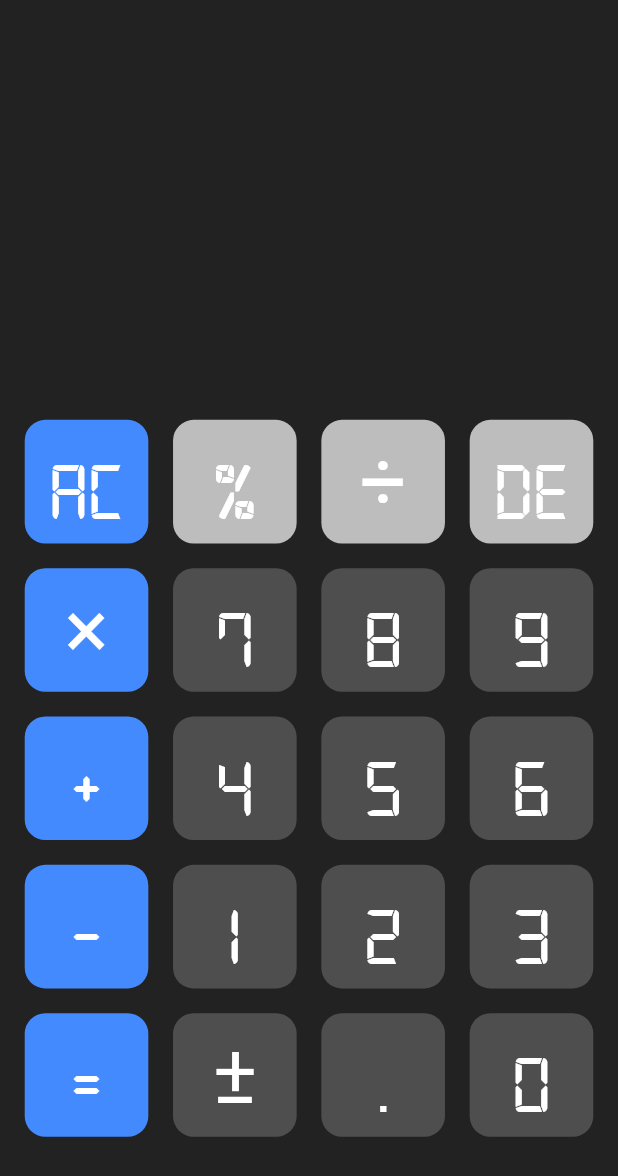
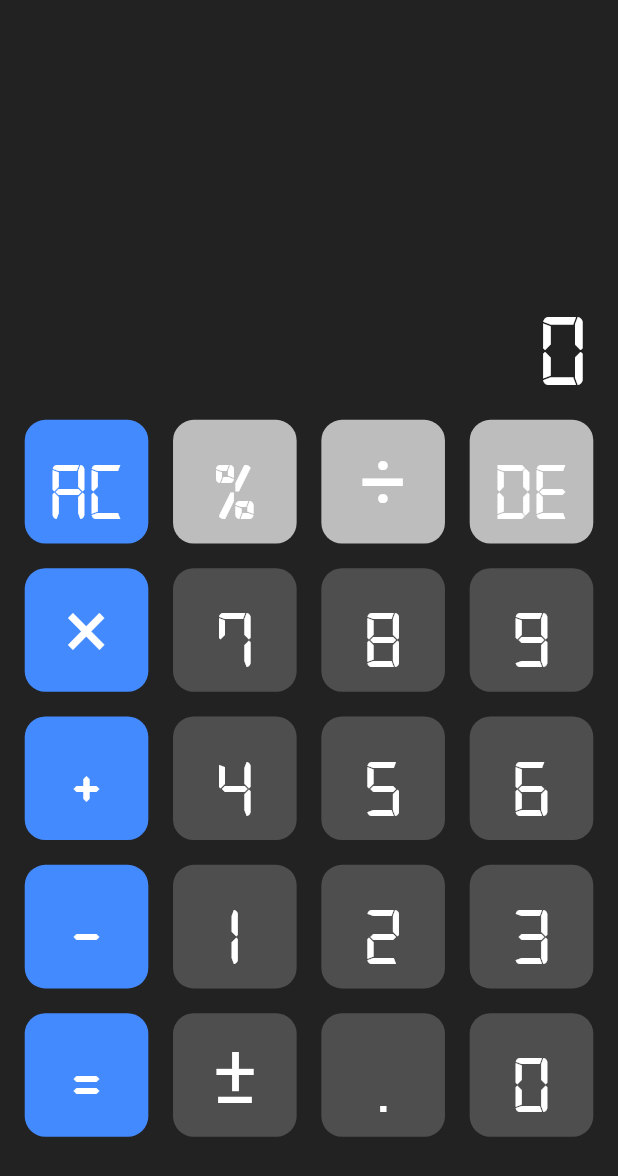
Before and after one commit to Phavyolo/simple_calculator_with_getx, a Flutter app: the screen it shows after launch, on a phone screen of 412 x 824 dp. Shown: the top 1176 px of the screen. Run offline on Flutter 3.47's test engine with Material 2 defaults, Android fonts, the phone set to English and light mode, and no system bars; our stand-ins replace get, sizer.

Commit message:
#feat: added text field hint text

```diff
--- a/lib/components/custom_text_field.dart
+++ b/lib/components/custom_text_field.dart
@@ -6,12 +6,10 @@ import '../utils/app_const.dart';
 
 class CustomTextField extends StatelessWidget {
   final TextEditingController textEditingController;
-  final Function(String value) onChanged;
 
   const CustomTextField({
     Key? key,
     required this.textEditingController,
-    required this.onChanged,
   }) : super(key: key);
 
   @override
@@ -22,12 +20,17 @@ class CustomTextField extends StatelessWidget {
       maxLength: 12,
       showCursor: false,
       controller: textEditingController,
-      onChanged: onChanged,
       style: TextStyle(
         color: AppColors.kTextColor,
         fontSize: AppConst.textSizeLarge,
       ),
       decoration: InputDecoration(
+        hintText: "0",
+        hintTextDirection: TextDirection.rtl,
+        hintStyle: TextStyle(
+          color: AppColors.kTextColor,
+          fontSize: AppConst.textSizeLarge,
+        ),
         contentPadding: EdgeInsets.symmetric(
           horizontal: 1.w,
           vertical: 1.h,
--- a/lib/screens/home/home_screen.dart
+++ b/lib/screens/home/home_screen.dart
@@ -28,7 +28,6 @@ class HomeScreen extends GetView<HomeController> {
                   CustomTextField(
                     textEditingController:
                         controller.textEditingController.value,
-                    onChanged: (value) {},
                   ),
                   Column(
                     children: [
```
